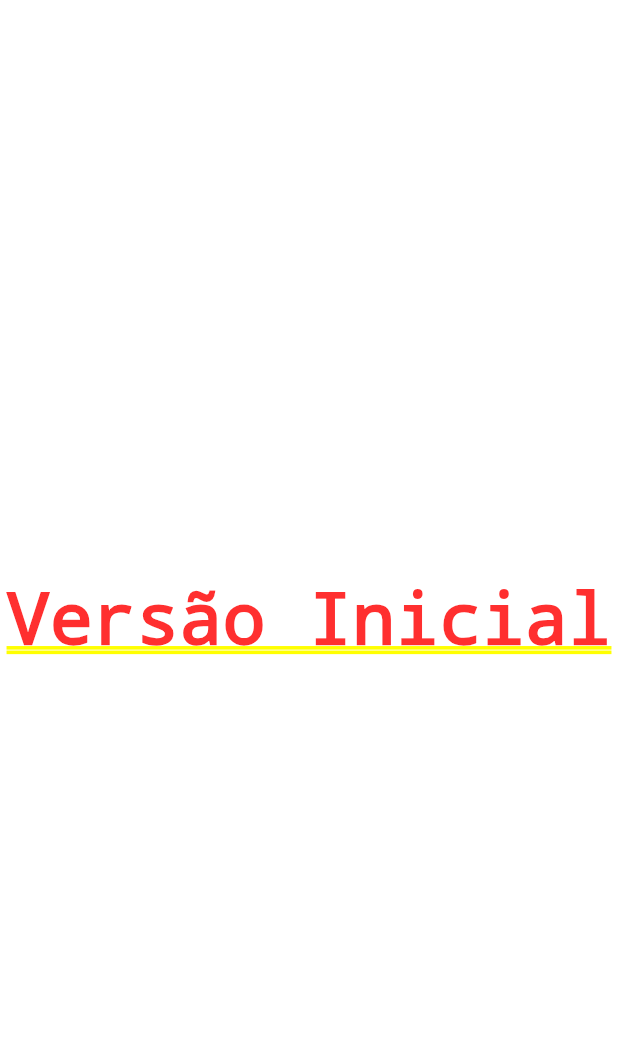
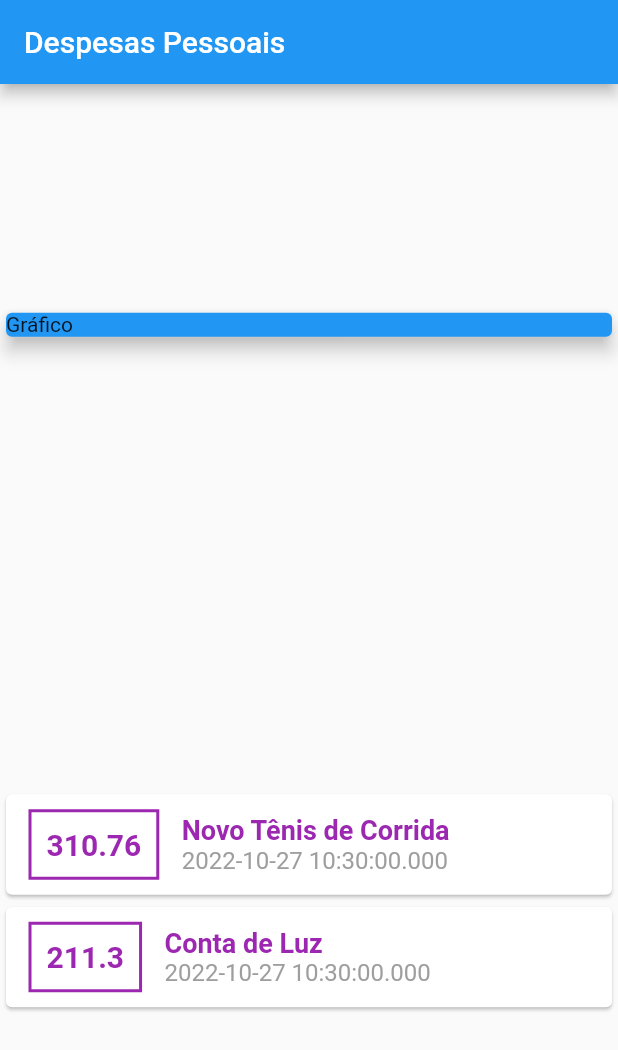
Before and after one commit to romildoalimajr/expensives, a Flutter app: the screen it shows after launch, on a phone screen of 412 x 824 dp. Shown: the top 1050 px of the screen. Run offline on Flutter 3.47's test engine with Material 2 defaults, Android fonts, the phone set to English and light mode, and no system bars.

Commit message:
modified:   lib/main.dart 	new file:   lib/models/transaction.dart

```diff
--- a/lib/main.dart
+++ b/lib/main.dart
@@ -1,3 +1,4 @@
+import 'package:expensives/models/transaction.dart';
 import 'package:flutter/material.dart';
 
 main() => runApp(ExpensesApp());
@@ -14,10 +15,89 @@ class ExpensesApp extends StatelessWidget {
 }
 
 class MyHomePage extends StatelessWidget {
-  const MyHomePage({super.key});
+  final _transactions = [
+    Transaction(
+      id: 't1',
+      title: 'Novo Tênis de Corrida',
+      value: 310.76,
+      date: DateTime.now(),
+    ),
+    Transaction(
+      id: 't2',
+      title: 'Conta de Luz',
+      value: 211.30,
+      date: DateTime.now(),
+    )
+  ];
 
   @override
   Widget build(BuildContext context) {
-    return Center(child: Text('Versão Inicial'));
+    return Scaffold(
+      appBar: AppBar(
+        title: Text('Despesas Pessoais'),
+      ),
+      body: Column(
+        mainAxisAlignment: MainAxisAlignment.spaceAround,
+        crossAxisAlignment: CrossAxisAlignment.stretch,
+        children: [
+          Container(
+            width: double.infinity,
+            child: Card(
+              color: Colors.blue,
+              child: Text('Gráfico'),
+              elevation: 5,
+            ),
+          ),
+          Column(
+            children: _transactions.map((tr) {
+              return Card(
+                child: Row(children: [
+                  Container(
+                    margin: EdgeInsets.symmetric(
+                      horizontal: 15,
+                      vertical: 10,
+                    ),
+                    decoration: BoxDecoration(
+                        border: Border.all(
+                      color: Colors.purple,
+                      width: 2,
+                    )),
+                    padding: EdgeInsets.all(10),
+                    child: Text(
+                      tr.value.toString(),
+                      style: TextStyle(
+                        fontWeight: FontWeight.bold,
+                        fontSize: 20,
+                        color: Colors.purple,
+                      ),
+                    ),
+                  ),
+                  Column(
+                    crossAxisAlignment: CrossAxisAlignment.start,
+                    children: [
+                      Text(
+                        tr.title,
+                        style: TextStyle(
+                          fontWeight: FontWeight.bold,
+                          fontSize: 18,
+                          color: Colors.purple,
+                        ),
+                      ),
+                      Text(
+                        tr.date.toString(),
+                        style: TextStyle(
+                          fontSize: 16,
+                          color: Colors.grey,
+                        ),
+                      ),
+                    ],
+                  ),
+                ]),
+              );
+            }).toList(),
+          ),
+        ],
+      ),
+    );
   }
 }
--- /dev/null
+++ b/lib/models/transaction.dart
@@ -0,0 +1,13 @@
+class Transaction {
+  final String id;
+  final String title;
+  final double value;
+  final DateTime date;
+
+  Transaction({
+    required this.id,
+    required this.title,
+    required this.value,
+    required this.date,
+  });
+}
```
